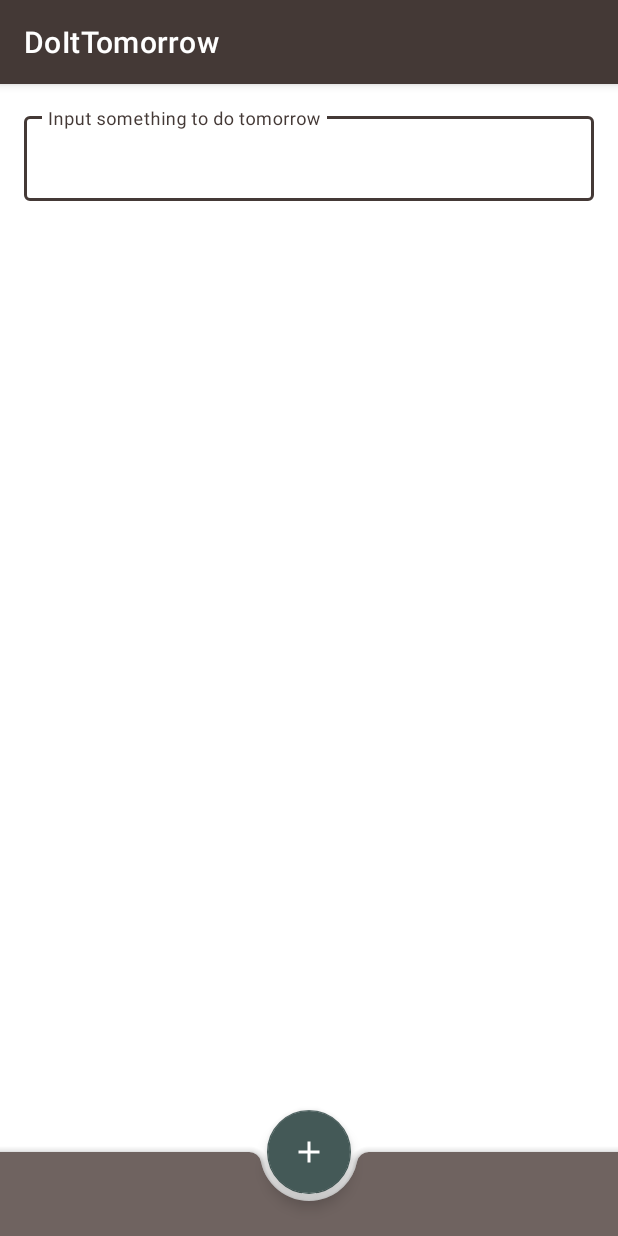
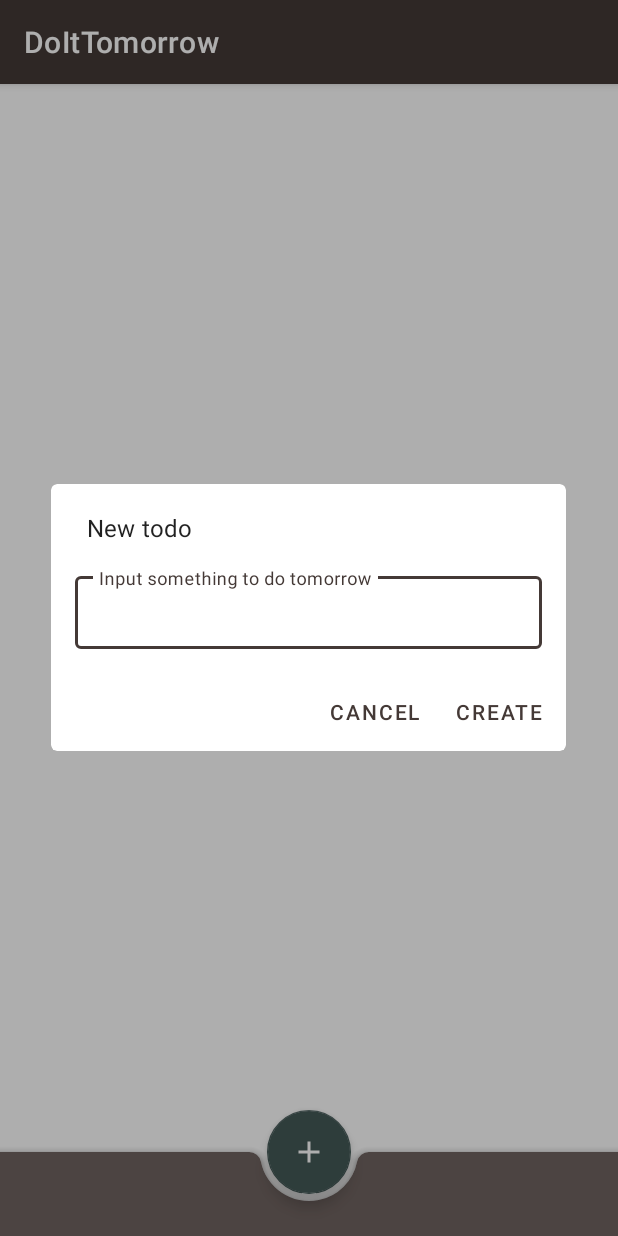
Before and after one commit to Yang-Seungmin/DoItTomorrow, an Android app: the screen it shows after launch (MainActivity), after a tap on an icon or button, on a phone screen of 412 x 824 dp. Run offline under Robolectric (Android 15) with nearby library versions, the phone set to English and light mode, and no system bars; our stand-ins replace data binding.

Commit message:
View type 제거

```diff
--- a/app/src/main/java/com/ysmstudio/doittomorrow/MainActivity.java
+++ b/app/src/main/java/com/ysmstudio/doittomorrow/MainActivity.java
@@ -1,14 +1,19 @@
 package com.ysmstudio.doittomorrow;
 
+import androidx.appcompat.app.AlertDialog;
 import androidx.appcompat.app.AppCompatActivity;
 import androidx.databinding.DataBindingUtil;
 import androidx.recyclerview.widget.LinearLayoutManager;
 
+import com.google.android.material.dialog.MaterialAlertDialogBuilder;
 import com.ysmstudio.doittomorrow.databinding.ActivityMainBinding;
 
-import android.graphics.drawable.AnimatedVectorDrawable;
+import android.content.DialogInterface;
 import android.os.Bundle;
 import android.view.View;
+import android.view.WindowManager;
+import android.widget.EditText;
+import android.widget.Toast;
 
 import java.util.ArrayList;
 
@@ -41,18 +46,34 @@ public class MainActivity extends AppCompatActivity {
     }
 
     public void onFabClick(View view) {
-        if(adapter != null) {
-            if(adapter.isAddItemVisibility()) {
-                adapter.getList().add(new TodoData(
-                        adapter.getAddItemText().toString()
-                ));
-                adapter.getAddItemText().clear();
-                binding.fab.setShowingCheckMark(false);
-                adapter.setAddItemVisibility(false);
-            } else {
-                binding.fab.setShowingCheckMark(true);
-                adapter.setAddItemVisibility(true);
-            }
-        }
+        final View inflate = View.inflate(this, R.layout.dialog_todo_item_add, null);
+        AlertDialog dialog = new MaterialAlertDialogBuilder(this)
+                .setTitle("New todo")
+                .setView(inflate)
+                .setPositiveButton("Create", new DialogInterface.OnClickListener() {
+                    @Override
+                    public void onClick(DialogInterface dialog, int which) {
+                        EditText editText = ((EditText) inflate.findViewById(R.id.edit_text_name));
+                        if (editText.getText().toString().length() <= 0)
+                            Toast.makeText(MainActivity.this, "You must enter at least one letter.", Toast.LENGTH_SHORT).show();
+                        else {
+                            adapter.getList().add(new TodoData(
+                                    editText.getText().toString()
+                            ));
+                            adapter.notifyItemInserted(adapter.getItemCount());
+
+                        }
+                    }
+                })
+                .setNegativeButton("Cancel", new DialogInterface.OnClickListener() {
+                    @Override
+                    public void onClick(DialogInterface dialog, int which) {
+
+                    }
+                }).create();
+
+        dialog.getWindow().setSoftInputMode(WindowManager.LayoutParams.SOFT_INPUT_STATE_VISIBLE);
+        dialog.show();
+        inflate.findViewById(R.id.edit_text_name).requestFocus();
     }
 }
--- a/app/src/main/java/com/ysmstudio/doittomorrow/TodoData.java
+++ b/app/src/main/java/com/ysmstudio/doittomorrow/TodoData.java
@@ -48,7 +48,7 @@ public class TodoData {
     }
 
     public String getCreatedDateString() {
-        return new SimpleDateFormat("hh:mm:ss a").format(new Date(createdDate)) + " 생성됨";
+        return new SimpleDateFormat("a hh:mm").format(new Date(createdDate)) + "에 생성됨";
     }
 
     public int getVisibility() {
--- a/app/src/main/java/com/ysmstudio/doittomorrow/TodoRecyclerViewAdapter.java
+++ b/app/src/main/java/com/ysmstudio/doittomorrow/TodoRecyclerViewAdapter.java
@@ -1,8 +1,4 @@
 package com.ysmstudio.doittomorrow;
-
-import android.content.Context;
-import android.text.Editable;
-import android.view.LayoutInflater;
 import android.view.View;
 import android.view.ViewGroup;
 
@@ -10,71 +6,37 @@ import androidx.annotation.NonNull;
 import androidx.databinding.DataBindingUtil;
 import androidx.recyclerview.widget.RecyclerView;
 
-import com.ysmstudio.doittomorrow.databinding.RecyclerTodoItemAddBinding;
 import com.ysmstudio.doittomorrow.databinding.RecyclerTodoItemBinding;
 
 import java.util.ArrayList;
 
 public class TodoRecyclerViewAdapter extends RecyclerView.Adapter<RecyclerView.ViewHolder> {
-
-    private boolean addItemVisibility = false;
     private ArrayList<TodoData> list;
-    private Editable addItemText;
 
     @NonNull
     @Override
     public RecyclerView.ViewHolder onCreateViewHolder(@NonNull ViewGroup parent, int viewType) {
         View view;
-
-        switch (viewType) {
-            case 1:
-                view = View.inflate(parent.getContext(), R.layout.recycler_todo_item_add, null);
-                view.setLayoutParams( new RecyclerView.LayoutParams(ViewGroup.LayoutParams.MATCH_PARENT, ViewGroup.LayoutParams.WRAP_CONTENT));
-                return new ViewHolderAdding(view);
-
-            default:
-                view = View.inflate(parent.getContext(), R.layout.recycler_todo_item, null);
-                view.setLayoutParams( new RecyclerView.LayoutParams(ViewGroup.LayoutParams.MATCH_PARENT, ViewGroup.LayoutParams.WRAP_CONTENT));
-                return new ViewHolderNormal(view);
-        }
+        view = View.inflate(parent.getContext(), R.layout.recycler_todo_item, null);
+        view.setLayoutParams(new RecyclerView.LayoutParams(ViewGroup.LayoutParams.MATCH_PARENT, ViewGroup.LayoutParams.WRAP_CONTENT));
+        return new ViewHolderNormal(view);
 
     }
 
     @Override
     public void onBindViewHolder(@NonNull RecyclerView.ViewHolder holder, int position) {
-        if (holder instanceof ViewHolderNormal) {
-            if (position < list.size())
-            ((ViewHolderNormal) holder).binding.setTodo(list.get(position));
-        } else if (holder instanceof ViewHolderAdding) {
-            addItemText = ((ViewHolderAdding) holder).binding.editTextName.getText();
-        }
-    }
-
-    @Override
-    public int getItemViewType(int position) {
-        return addItemVisibility && (position == list.size()) ? 1 : 0;
+        ((ViewHolderNormal) holder).binding.setTodo(list.get(position));
     }
 
     @Override
     public int getItemCount() {
-        return list.size() + (addItemVisibility ? 1 : 0);
+        return list.size();
     }
-
 
     public static class ViewHolderNormal extends RecyclerView.ViewHolder {
         RecyclerTodoItemBinding binding;
 
         public ViewHolderNormal(@NonNull View itemView) {
-            super(itemView);
-
-            binding = DataBindingUtil.bind(itemView);
-        }
-    }
-
-    public static class ViewHolderAdding extends RecyclerView.ViewHolder {
-        RecyclerTodoItemAddBinding binding;
-
-        public ViewHolderAdding(@NonNull View itemView) {
             super(itemView);
 
             binding = DataBindingUtil.bind(itemView);
@@ -88,18 +50,4 @@ public class TodoRecyclerViewAdapter extends RecyclerView.Adapter<RecyclerView.V
     public void setList(ArrayList<TodoData> list) {
         this.list = list;
     }
-
-    public boolean isAddItemVisibility() {
-        return addItemVisibility;
-    }
-
-    public void setAddItemVisibility(boolean addItemVisibility) {
-        this.addItemVisibility = addItemVisibility;
-        if (addItemVisibility) notifyItemInserted(list.size());
-        else notifyDataSetChanged();
-    }
-
-    public Editable getAddItemText() {
-        return addItemText;
-    }
 }
--- a/app/src/main/res/layout/content_main.xml
+++ b/app/src/main/res/layout/content_main.xml
@@ -5,9 +5,9 @@
     tools:showIn="@layout/activity_main">
 
     <androidx.constraintlayout.widget.ConstraintLayout
+        android:id="@+id/container"
         android:layout_width="match_parent"
         android:layout_height="match_parent"
-        android:id="@+id/container"
         app:layout_behavior="@string/appbar_scrolling_view_behavior">
 
         <com.ysmstudio.doittomorrow.RecyclerViewWithEmptyView
@@ -18,6 +18,6 @@
             app:layout_constraintEnd_toEndOf="parent"
             app:layout_constraintStart_toStartOf="parent"
             app:layout_constraintTop_toTopOf="parent" />
+    </androidx.constraintlayout.widget.ConstraintLayout>
 
-    </androidx.constraintlayout.widget.ConstraintLayout>
 </layout>
--- /dev/null
+++ b/app/src/main/res/layout/dialog_todo_item_add.xml
@@ -0,0 +1,32 @@
+<?xml version="1.0" encoding="utf-8"?>
+
+<androidx.constraintlayout.widget.ConstraintLayout
+    xmlns:android="http://schemas.android.com/apk/res/android"
+    xmlns:app="http://schemas.android.com/apk/res-auto"
+    android:id="@+id/container"
+    android:layout_width="match_parent"
+    android:layout_height="wrap_content">
+
+    <com.google.android.material.textfield.TextInputLayout
+        style="@style/Widget.MaterialComponents.TextInputLayout.OutlinedBox.Dense"
+        android:layout_width="match_parent"
+        android:layout_height="match_parent"
+        android:layout_marginStart="16dp"
+        android:layout_marginTop="16dp"
+        android:layout_marginEnd="16dp"
+        android:layout_marginBottom="16dp"
+        android:hint="@string/str_recycler_view_add_item_hint"
+        app:layout_constraintBottom_toBottomOf="parent"
+        app:layout_constraintEnd_toEndOf="parent"
+        app:layout_constraintStart_toStartOf="parent"
+        app:layout_constraintTop_toTopOf="parent">
+
+        <com.google.android.material.textfield.TextInputEditText
+            android:id="@+id/edit_text_name"
+            android:layout_width="match_parent"
+            android:layout_height="wrap_content" />
+
+    </com.google.android.material.textfield.TextInputLayout>
+
+
+</androidx.constraintlayout.widget.ConstraintLayout>
--- a/app/src/main/res/layout/recycler_todo_item.xml
+++ b/app/src/main/res/layout/recycler_todo_item.xml
@@ -23,7 +23,7 @@
             android:layout_marginStart="16dp"
             android:layout_marginEnd="16dp"
             android:background="?attr/colorOnSurface"
-            android:alpha="0.3"
+            android:alpha="0.15"
             app:layout_constraintBottom_toBottomOf="parent"
             app:layout_constraintEnd_toEndOf="parent"
             app:layout_constraintStart_toEndOf="@id/item_image_check" />
--- a/app/src/main/res/layout/recycler_todo_item_add.xml
+++ /dev/null
@@ -1,35 +0,0 @@
-<?xml version="1.0" encoding="utf-8"?>
-<layout xmlns:android="http://schemas.android.com/apk/res/android"
-    xmlns:app="http://schemas.android.com/apk/res-auto"
-    xmlns:tools="http://schemas.android.com/tools">
-
-    <androidx.constraintlayout.widget.ConstraintLayout
-        android:id="@+id/container"
-        android:layout_width="match_parent"
-        android:layout_height="wrap_content">
-
-        <com.google.android.material.textfield.TextInputLayout
-            style="@style/Widget.MaterialComponents.TextInputLayout.OutlinedBox"
-            android:layout_width="match_parent"
-            android:layout_height="match_parent"
-            android:layout_marginStart="16dp"
-            android:layout_marginTop="16dp"
-            android:layout_marginEnd="16dp"
-            android:layout_marginBottom="16dp"
-            app:layout_constraintBottom_toBottomOf="parent"
-            app:layout_constraintEnd_toEndOf="parent"
-            app:layout_constraintStart_toStartOf="parent"
-            app:layout_constraintTop_toTopOf="parent"
-            android:hint="@string/str_recycler_view_add_item_hint">
-
-            <com.google.android.material.textfield.TextInputEditText
-                android:id="@+id/edit_text_name"
-                android:layout_width="match_parent"
-                android:layout_height="wrap_content"/>
-
-        </com.google.android.material.textfield.TextInputLayout>
-
-
-    </androidx.constraintlayout.widget.ConstraintLayout>
-
-</layout>
```
